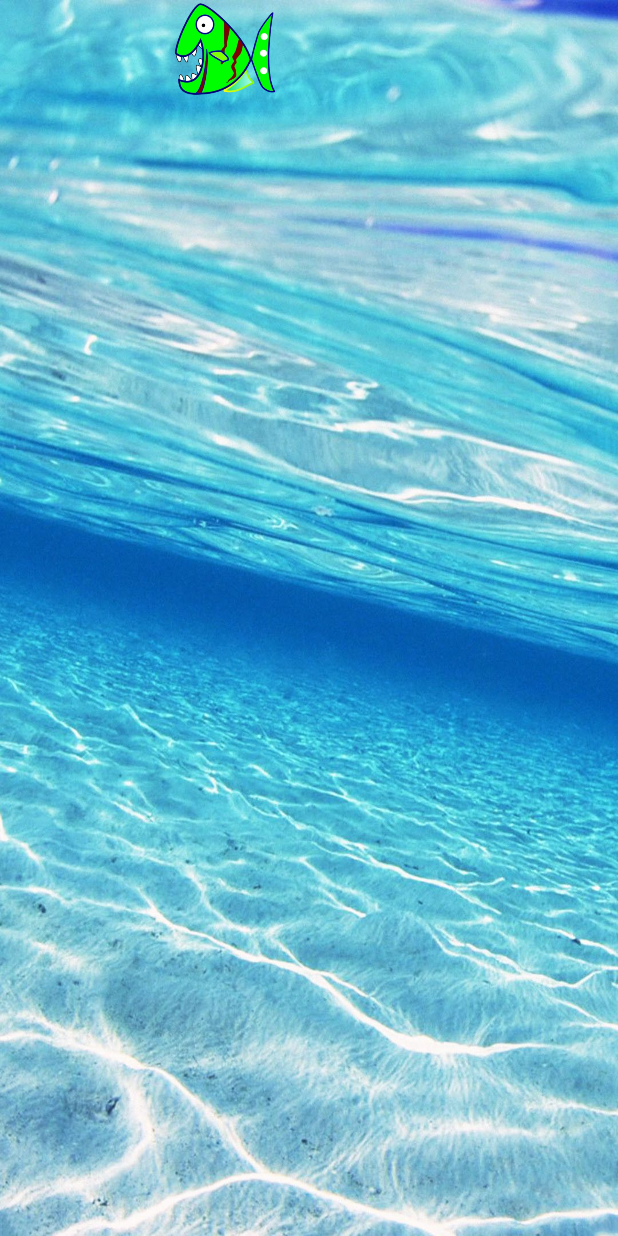
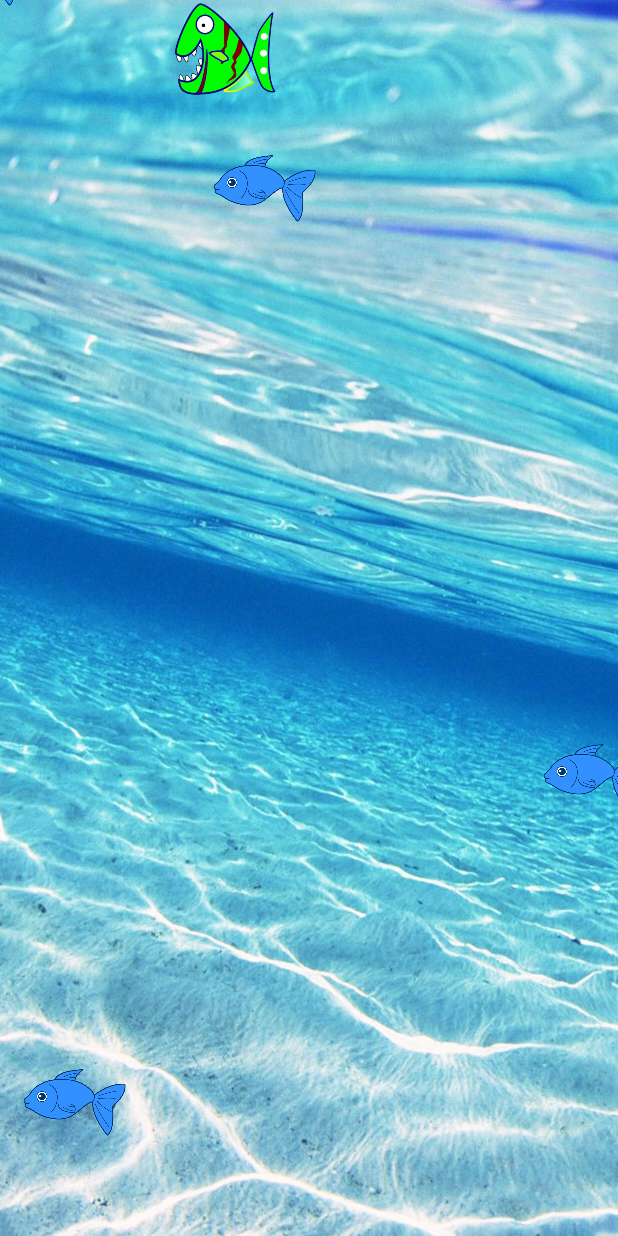
Before and after one commit to natalieaflalo/Fishmania-Android-App, an Android app: the GameActivity screen opened directly, with no data from a screen before it, on a phone screen of 412 x 824 dp. Run offline under Robolectric (Android 15) with nearby library versions, the phone set to English and light mode, and no system bars.

Commit message:
Other Fish Animation

```diff
--- a/app/src/main/java/com/example/fishmania/GameActivity.java
+++ b/app/src/main/java/com/example/fishmania/GameActivity.java
@@ -4,24 +4,50 @@ import androidx.appcompat.app.AppCompatActivity;
 
 import android.content.Context;
 import android.content.SharedPreferences;
+import android.graphics.Point;
 import android.os.Bundle;
+import android.os.Handler;
+import android.view.Display;
+import android.view.MotionEvent;
+import android.view.View;
+import android.view.WindowManager;
+import android.widget.FrameLayout;
 import android.widget.ImageView;
 import android.widget.RelativeLayout;
-import android.widget.TextView;
+import java.util.Timer;
 
 import java.time.LocalDateTime;
+import java.util.TimerTask;
 
 public class GameActivity extends AppCompatActivity {
 
     RelativeLayout relativeLayout;
+    int height, width;
+    //Scoreboard records
     int numOfFishEaten, finalScore;
     LocalDateTime dateTime;
+    //ImageViews
+    private ImageView playerFish, firstOtherFish, secondOtherFish, thirdOtherFish, forthOtherFish;
+    //Positions of Fish
+    private float xPlayerFish, yPlayerFish;
+    private float xFirstOtherFish, yFirstOtherFish;
+    private float xSecondOtherFish, ySecondOtherFish;
+    private float xThirdOtherFish, yThirdOtherFish;
+    private float xForthOtherFish, yForthOtherFish;
 
-
+    private Handler handler = new Handler();
+    private Timer timer = new Timer();
     @Override
     protected void onCreate(Bundle savedInstanceState) {
         super.onCreate(savedInstanceState);
         setContentView(R.layout.activity_game);
+        relativeLayout = (RelativeLayout) findViewById(R.id.game_activity_id);
+        WindowManager wm = getWindowManager();
+        Display disp = wm.getDefaultDisplay();
+        Point size = new Point();
+        disp.getSize(size);
+        width = size.x;
+        height = size.y;
 
         //Remove top action bar
         if (getSupportActionBar() != null) {
@@ -36,7 +62,6 @@ public class GameActivity extends AppCompatActivity {
 
         //Dynamic background image from share preferences
         String chosenBackground = gameOptionsSP.getString("background","");
-        relativeLayout = findViewById(R.id.game_activity_id);
         if(chosenBackground=="ocean"){
             relativeLayout.setBackgroundResource(R.drawable.ocean_bg_option);
         }
@@ -46,12 +71,103 @@ public class GameActivity extends AppCompatActivity {
 
         //Dynamic PlayerFish image from shared preferences
         String chosenFishColor = gameOptionsSP.getString("fishColor","");
-        ImageView playerFish = findViewById(R.id.playerFish);
-        if(chosenFishColor=="green"){
+        playerFish = (ImageView) findViewById(R.id.playerFish);
+        if(chosenFishColor=="pink"){
+            playerFish.setImageResource(R.drawable.pink_eating_fish);
+        }
+        else{
             playerFish.setImageResource(R.drawable.green_eating_fish);
         }
-        else{
-            playerFish.setImageResource(R.drawable.pink_eating_fish);
+        relativeLayout.setOnTouchListener(new View.OnTouchListener() {
+            @Override
+            public boolean onTouch(View view, MotionEvent motionEvent) {
+                //Get touch location on screen and set player fish image to that location
+                xPlayerFish=motionEvent.getRawX() - playerFish.getWidth() / 2;
+                yPlayerFish=motionEvent.getRawY()- playerFish.getHeight() / 2;
+
+                if(motionEvent.getAction() == MotionEvent.ACTION_MOVE) {
+                    playerFish.setX(xPlayerFish);
+                    playerFish.setY(yPlayerFish);
+                }
+                return true;
+            }
+        });
+
+        firstOtherFish = (ImageView) findViewById(R.id.firstOtherFish);
+        secondOtherFish = (ImageView) findViewById(R.id.secondOtherFish);
+        thirdOtherFish = (ImageView) findViewById(R.id.thirdOtherFish);
+        forthOtherFish = (ImageView) findViewById(R.id.forthOtherFish);
+
+        //Move to Out of Screen
+        firstOtherFish.setX(-80.0f);
+        firstOtherFish.setY(-80.0f);
+        secondOtherFish.setX(-80.0f);
+        secondOtherFish.setY(-80.0f);
+        thirdOtherFish.setX(-80.0f);
+        thirdOtherFish.setY(-80.0f);
+        forthOtherFish.setX(-80.0f);
+        forthOtherFish.setY(-80.0f);
+
+        timer.schedule(new TimerTask() {
+            @Override
+            public void run() {
+                handler.post(new Runnable() {
+                    @Override
+                    public void run() {
+                        changePos(1);
+                        changePos(2);
+                        changePos(3);
+                        changePos(4);
+                    }
+                });
+            }
+        },0 ,20);
+    }
+
+    public void changePos(int otherFishNumber){
+        //Right to Left
+        switch (otherFishNumber){
+            case 1:
+                xFirstOtherFish -= 10;
+                if (firstOtherFish.getX() + firstOtherFish.getWidth() < 0) {
+                    xFirstOtherFish = width + 100.0f;
+                    yFirstOtherFish = (float)Math.floor(Math.random() * (height - firstOtherFish.getHeight()));
+                }
+                firstOtherFish.setX(xFirstOtherFish);
+                firstOtherFish.setY(yFirstOtherFish);
+            case 2:
+                xSecondOtherFish -= 10;
+                if (secondOtherFish.getX() + secondOtherFish.getWidth() < 0) {
+                    xSecondOtherFish = width + 100.0f;
+                    ySecondOtherFish = (float)Math.floor(Math.random() * (height - secondOtherFish.getHeight()));
+                }
+                secondOtherFish.setX(xSecondOtherFish);
+                secondOtherFish.setY(ySecondOtherFish);
+            case 3:
+                xThirdOtherFish -= 10;
+                if (thirdOtherFish.getX() + thirdOtherFish.getWidth() < 0) {
+                    xThirdOtherFish = width + 100.0f;
+                    yThirdOtherFish = (float)Math.floor(Math.random() * (height - thirdOtherFish.getHeight()));
+                }
+                thirdOtherFish.setX(xThirdOtherFish);
+                thirdOtherFish.setY(yThirdOtherFish);
+//            case 4:
+//                xForthOtherFish -= 10;
+//                if (forthOtherFish.getX() + forthOtherFish.getWidth() < 0) {
+//                    xForthOtherFish = width + 100.0f;
+//                    yForthOtherFish = (float)Math.floor(Math.random() * (height - forthOtherFish.getHeight()));
+//                }
+//                forthOtherFish.setX(xForthOtherFish);
+//                forthOtherFish.setY(yForthOtherFish);
+//            case 5:
+//                xFifthOtherFish -= 10;
+//                if (fifthOtherFish.getX() + fifthOtherFish.getWidth() < 0) {
+//                    xFifthOtherFish = width + 100.0f;
+//                    yFifthOtherFish = (float)Math.floor(Math.random() * (height - fifthOtherFish.getHeight()));
+//                }
+//                fifthOtherFish.setX(xFifthOtherFish);
+//                fifthOtherFish.setY(yFifthOtherFish);
         }
     }
+
 }
--- a/app/src/main/java/com/example/fishmania/GameOptionsActivity.java
+++ b/app/src/main/java/com/example/fishmania/GameOptionsActivity.java
@@ -41,7 +41,8 @@ public class GameOptionsActivity extends OptionMenuActivity implements View.OnCl
         defaultEditor.putInt("finalScore",0);
         defaultEditor.commit();
 
-        easyBtn.setBackgroundResource(R.color.pressed_green);
+        mediumBtn.getBackground().setAlpha(90);
+        hardBtn.getBackground().setAlpha(90);
         underwaterBG.setBackgroundResource(R.color.pressed_green);
         greenFish.setBackgroundResource(R.color.pressed_green);
 
@@ -67,21 +68,22 @@ public class GameOptionsActivity extends OptionMenuActivity implements View.OnCl
         switch (view.getId()){
             case R.id.buttonEasy:
                 editor.putString("difficulty","easy");
-                easyBtn.setBackgroundResource(R.color.pressed_green);
-                mediumBtn.setBackgroundResource(R.color.dodgerblue);
-                hardBtn.setBackgroundResource(R.color.dodgerblue);
+
+                easyBtn.setBackgroundResource(R.color.dodgerblue);
+                mediumBtn.getBackground().setAlpha(90);
+                hardBtn.getBackground().setAlpha(90);
                 break;
             case R.id.buttonMedium:
                 editor.putString("difficulty","medium");
-                easyBtn.setBackgroundResource(R.color.dodgerblue);
-                mediumBtn.setBackgroundResource(R.color.pressed_green);
-                hardBtn.setBackgroundResource(R.color.dodgerblue);
+                easyBtn.getBackground().setAlpha(90);
+                mediumBtn.setBackgroundResource(R.color.dodgerblue);
+                hardBtn.getBackground().setAlpha(90);
                 break;
             case R.id.buttonHard:
                 editor.putString("difficulty","hard");
-                easyBtn.setBackgroundResource(R.color.dodgerblue);
-                mediumBtn.setBackgroundResource(R.color.dodgerblue);
-                hardBtn.setBackgroundResource(R.color.pressed_green);
+                easyBtn.getBackground().setAlpha(90);
+                mediumBtn.getBackground().setAlpha(90);
+                hardBtn.setBackgroundResource(R.color.dodgerblue);
                 break;
             case R.id.oceanOptionImageButton:
                 editor.putString("background","ocean");
--- a/app/src/main/res/layout/activity_game.xml
+++ b/app/src/main/res/layout/activity_game.xml
@@ -7,18 +7,36 @@
     android:id="@+id/game_activity_id"
     tools:context=".GameActivity">
 
-    <FrameLayout
-        android:id="@+id/container"
-        android:layout_width="match_parent"
-        android:layout_height="match_parent"
-        android:layout_alignParentTop="true" >
-
         <ImageView
             android:id="@+id/playerFish"
             android:layout_width="wrap_content"
             android:layout_height="65dp"
             android:scaleType="fitCenter" />
-    </FrameLayout>
+
+        <ImageView
+            android:id="@+id/firstOtherFish"
+            android:layout_width="75dp"
+            android:layout_height="70dp"
+            android:src="@drawable/other_blue_fish" />
+
+        <ImageView
+            android:layout_width="75dp"
+            android:layout_height="70dp"
+            android:src="@drawable/other_blue_fish"
+            android:id="@+id/secondOtherFish"/>
+
+        <ImageView
+            android:layout_width="75dp"
+            android:layout_height="70dp"
+            android:src="@drawable/other_blue_fish"
+            android:id="@+id/thirdOtherFish"/>
+
+        <ImageView
+            android:layout_width="75dp"
+            android:layout_height="70dp"
+            android:src="@drawable/other_blue_fish"
+            android:id="@+id/forthOtherFish"/>
+
 
 
 </RelativeLayout>
```
